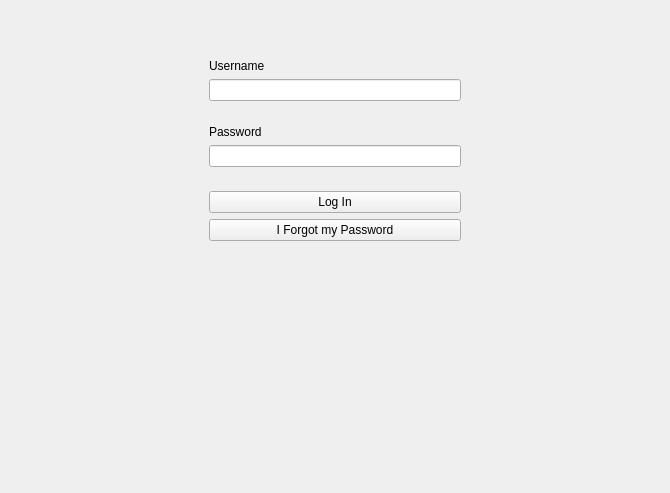
Above: loginwindow.ui from EduPonz/SmartTrashCan_B376 before the change. Below: the same form after it.
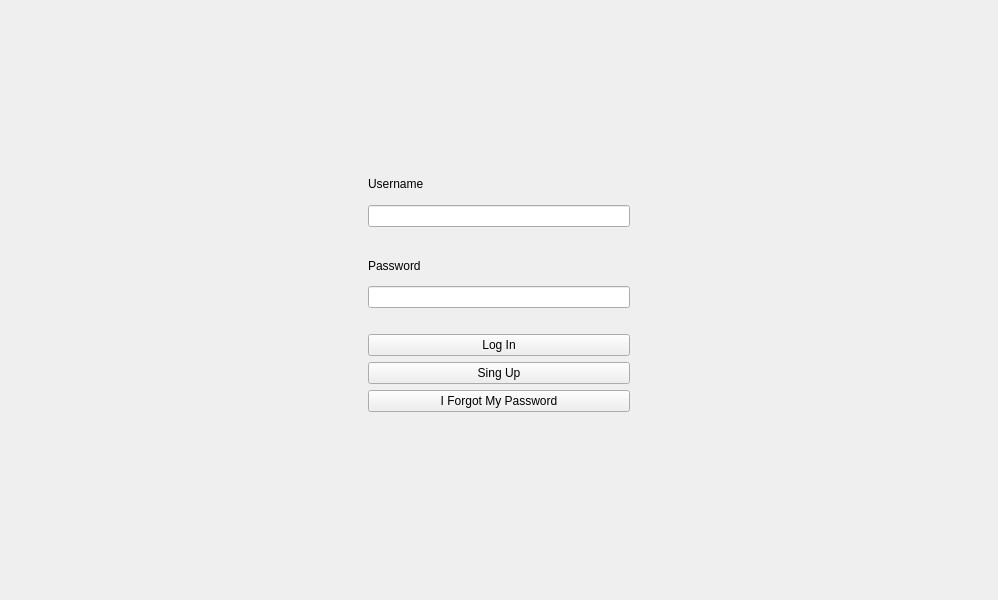
That is the form after the change.

What changed in the file:
```diff
--- a/loginwindow.ui
+++ b/loginwindow.ui
@@ -6,28 +6,37 @@
    <rect>
     <x>0</x>
     <y>0</y>
-    <width>670</width>
-    <height>493</height>
+    <width>998</width>
+    <height>600</height>
    </rect>
   </property>
   <property name="windowTitle">
    <string>Form</string>
   </property>
-  <layout class="QVBoxLayout" name="verticalLayout_4" stretch="1,1,10">
+  <layout class="QVBoxLayout" name="verticalLayout_4" stretch="0">
    <property name="leftMargin">
-    <number>200</number>
+    <number>350</number>
    </property>
    <property name="topMargin">
-    <number>50</number>
+    <number>150</number>
    </property>
    <property name="rightMargin">
-    <number>200</number>
+    <number>350</number>
    </property>
    <property name="bottomMargin">
-    <number>50</number>
+    <number>150</number>
    </property>
    <item>
     <widget class="QWidget" name="widget" native="true">
+     <property name="maximumSize">
+      <size>
+       <width>400</width>
+       <height>300</height>
+      </size>
+     </property>
+     <layout class="QVBoxLayout" name="verticalLayout_7">
+      <item>
+       <widget class="QWidget" name="LogiUsernameFieldWidget" native="true">
      <layout class="QVBoxLayout" name="verticalLayout">
       <item>
        <widget class="QLabel" name="usernameLabel">
@@ -56,7 +65,7 @@
     </widget>
    </item>
    <item>
-    <widget class="QWidget" name="widget_2" native="true">
+       <widget class="QWidget" name="loginPasswordFieldWidget" native="true">
      <layout class="QVBoxLayout" name="verticalLayout_3">
       <item>
        <widget class="QLabel" name="passwordLabel">
@@ -94,11 +103,14 @@
     </widget>
    </item>
    <item>
-    <widget class="QWidget" name="logInWidget" native="true">
+       <widget class="QWidget" name="loginButtonsWidget" native="true">
      <property name="enabled">
       <bool>true</bool>
      </property>
-     <layout class="QVBoxLayout" name="verticalLayout_2" stretch="0,0,0">
+        <layout class="QVBoxLayout" name="verticalLayout_2" stretch="0,0,0,0">
+         <property name="spacing">
+          <number>6</number>
+         </property>
       <item>
        <widget class="QPushButton" name="loginButton">
         <property name="text">
@@ -109,7 +121,14 @@
       <item>
        <widget class="QPushButton" name="pushButton">
         <property name="text">
-         <string>I Forgot my Password</string>
+            <string>Sing Up</string>
+           </property>
+          </widget>
+         </item>
+         <item>
+          <widget class="QPushButton" name="forgoPasswordButton">
+           <property name="text">
+            <string>I Forgot My Password</string>
         </property>
        </widget>
       </item>
@@ -118,6 +137,9 @@
         <property name="text">
          <string/>
         </property>
+          </widget>
+         </item>
+        </layout>
        </widget>
       </item>
      </layout>
```
Left out of the diff: 2 changed lines with no effect on the pictures. Lines whose indentation alone changed are shown as unchanged.
